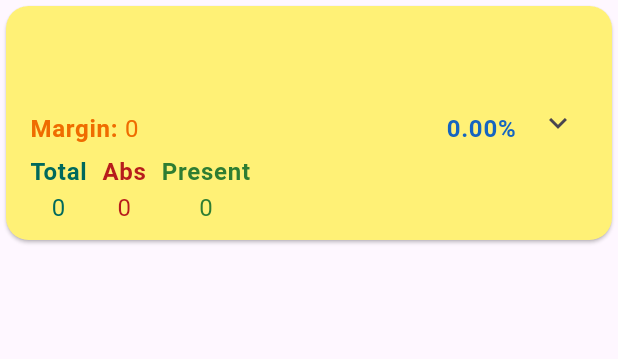
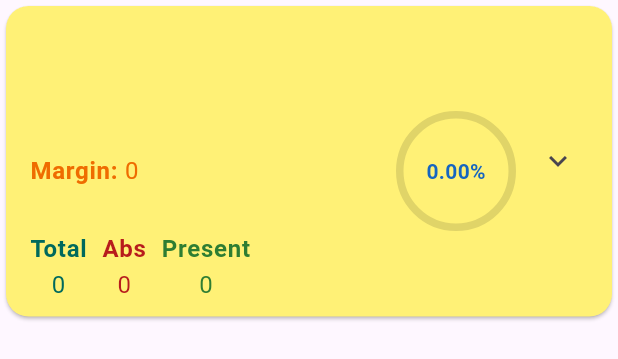
Before and after one commit to vinayakchandra/srm_student, a Flutter app: the CourseCard widget shown alone on an empty page, opened directly with empty values, on a phone screen of 412 x 824 dp. Shown: the top 359 px of the screen. Run offline on Flutter 3.47's test engine with Material 3 defaults, Android fonts, the phone set to English and light mode, and no system bars; drawn by our look-alikes of percent_indicator; our stand-ins replace google_nav_bar.

Commit message:
CircularPercentIndicator

```diff
--- a/lib/screens/AttendanceScreen.dart
+++ b/lib/screens/AttendanceScreen.dart
@@ -1,4 +1,5 @@
 import 'package:flutter/material.dart';
+import 'package:percent_indicator/circular_percent_indicator.dart';
 import '../details.dart';
 
 class AttendanceScreen extends StatelessWidget {
@@ -36,8 +37,9 @@ class CourseCard extends StatelessWidget {
 
     // Calculate threshold margin for 75% attendance
     double threshold = conductedHours * 0.75;
-    int margin =
-        present - threshold.ceil();
+    int margin = present - threshold.ceil();
+    // presentPercentage = 50;
+    print("%=${presentPercentage / 100}");
 
     return Card(
       shape: RoundedRectangleBorder(
@@ -86,16 +88,25 @@ class CourseCard extends StatelessWidget {
                   ),
                 ),
                 const Spacer(),
-                Text(
-                  "${presentPercentage.toStringAsFixed(2)}%",
-                  style: TextStyle(
-                    color: Colors.blue.shade800,
-                    fontWeight: FontWeight.bold,
+                CircularPercentIndicator(
+                  radius: 40,
+                  lineWidth: 5,
+                  circularStrokeCap: CircularStrokeCap.round,
+                  backgroundColor: Colors.black12,
+                  center: Text(
+                    "${presentPercentage.toStringAsFixed(2)}%",
+                    style: TextStyle(
+                      color: Colors.blue.shade800,
+                      fontWeight: FontWeight.bold,
+                    ),
                   ),
+                  progressColor:
+                      presentPercentage < 75 ? Colors.red : Colors.blue,
+                  percent: presentPercentage / 100,
                 ),
               ],
             ),
-            const SizedBox(height: 5),
+            // const SizedBox(height: 5),
             Row(
               children: [
                 _buildInfoColumn(
--- a/pubspec.yaml
+++ b/pubspec.yaml
@@ -37,6 +37,8 @@ dependencies:
   cupertino_icons: ^1.0.6
   http:
   google_nav_bar:
+#  shared_preferences:
+  percent_indicator:
 
 dev_dependencies:
   flutter_test:
```
Also changed, not shown: pubspec.lock, 3 other files.
